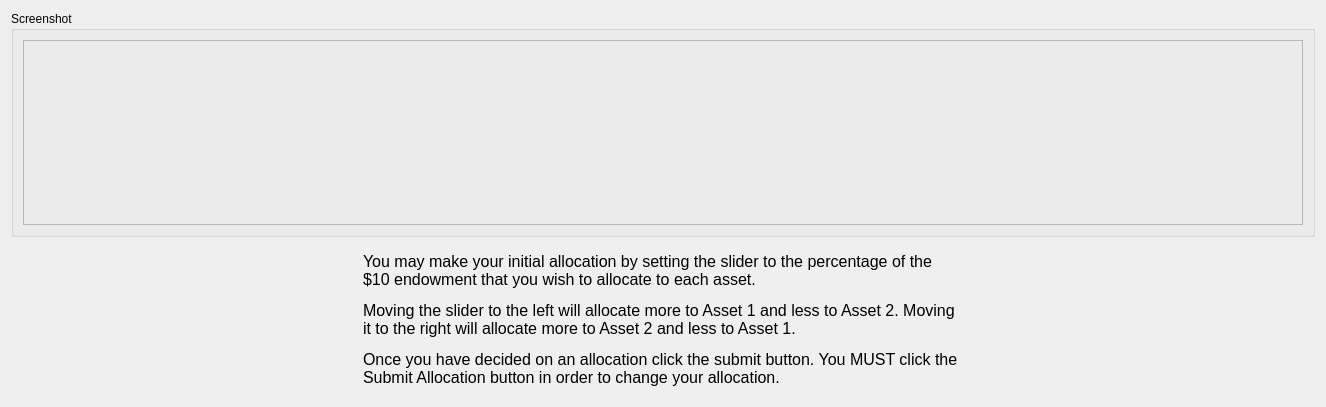
The window that MarketSimulation/instructionscreen2.ui (dwattttt/marketsim) describes before a commit, drawn with Qt 5.
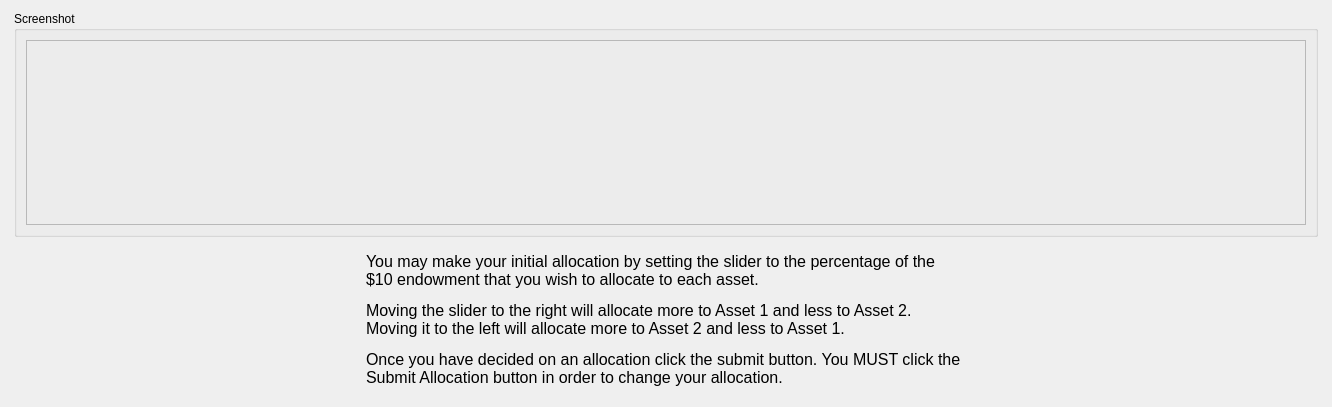
The same window after the commit.

Commit message: Changed slider direction text to match inverted slider control.

Diff of the .ui file:
```diff
--- a/MarketSimulation/instructionscreen2.ui
+++ b/MarketSimulation/instructionscreen2.ui
@@ -6,7 +6,7 @@
    <rect>
     <x>0</x>
     <y>0</y>
-    <width>804</width>
+    <width>1332</width>
     <height>407</height>
    </rect>
   </property>
@@ -103,7 +103,7 @@
            </font>
           </property>
           <property name="text">
-           <string>&lt;html&gt;&lt;head/&gt;&lt;body&gt;&lt;p&gt;You may make your initial allocation by setting the slider to the percentage of the $10 endowment that you wish to allocate to each asset.&lt;/p&gt;&lt;p&gt;Moving the slider to the left will allocate more to Asset 1 and less to Asset 2. Moving it to the right will allocate more to Asset 2 and less to Asset 1.&lt;/p&gt;&lt;p&gt;Once you have decided on an allocation click the submit button. You MUST click the Submit Allocation button in order to change your allocation.&lt;/p&gt;&lt;/body&gt;&lt;/html&gt;</string>
+           <string>&lt;html&gt;&lt;head/&gt;&lt;body&gt;&lt;p&gt;You may make your initial allocation by setting the slider to the percentage of the $10 endowment that you wish to allocate to each asset.&lt;/p&gt;&lt;p&gt;Moving the slider to the right will allocate more to Asset 1 and less to Asset 2. Moving it to the left will allocate more to Asset 2 and less to Asset 1.&lt;/p&gt;&lt;p&gt;Once you have decided on an allocation click the submit button. You MUST click the Submit Allocation button in order to change your allocation.&lt;/p&gt;&lt;/body&gt;&lt;/html&gt;</string>
           </property>
           <property name="wordWrap">
            <bool>true</bool>
```
